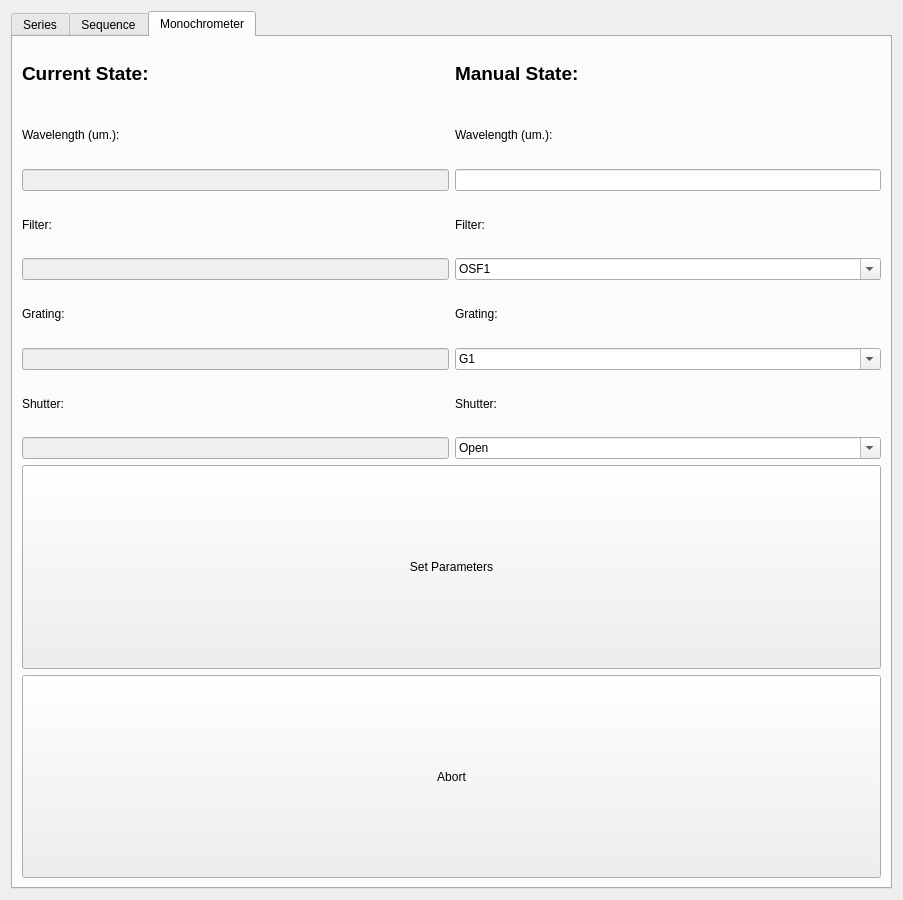
Above: SPHEREx-Calibration-Automation/pylab/pylabcal/pylabcalgui/QTDesigner/scanWindowDialog4.ui from samcondon4/SPHEREx-lab-tools before the change. Below: the same form after it.
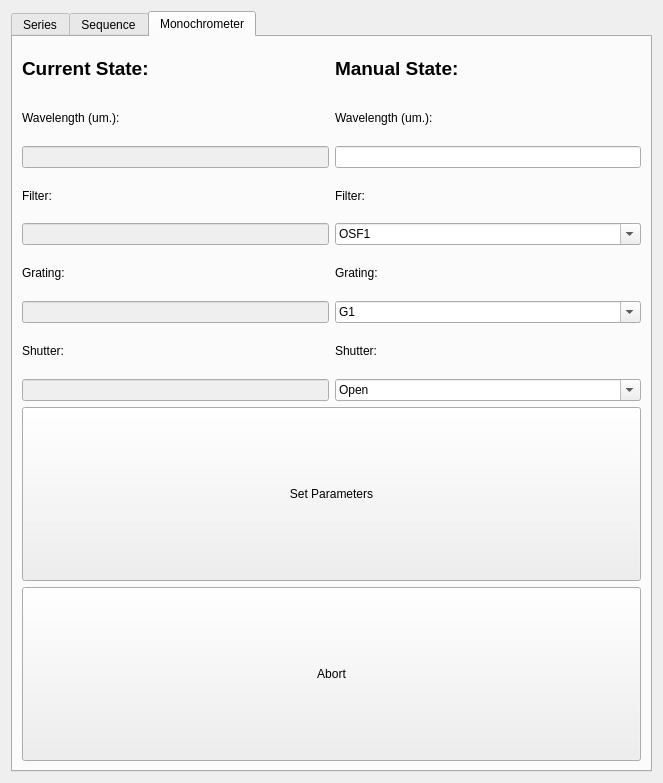
That is the form after the change. The open tabs and pages were chosen to show the change.

Diff of the .ui file:
```diff
--- a/SPHEREx-Calibration-Automation/pylab/pylabcal/pylabcalgui/QTDesigner/scanWindowDialog4.ui
+++ b/SPHEREx-Calibration-Automation/pylab/pylabcal/pylabcalgui/QTDesigner/scanWindowDialog4.ui
@@ -6,8 +6,8 @@
    <rect>
     <x>0</x>
     <y>0</y>
-    <width>903</width>
-    <height>900</height>
+    <width>663</width>
+    <height>663</height>
    </rect>
   </property>
   <property name="windowTitle">
```
Left out of the diff: 2 changed lines with no effect on the pictures.
